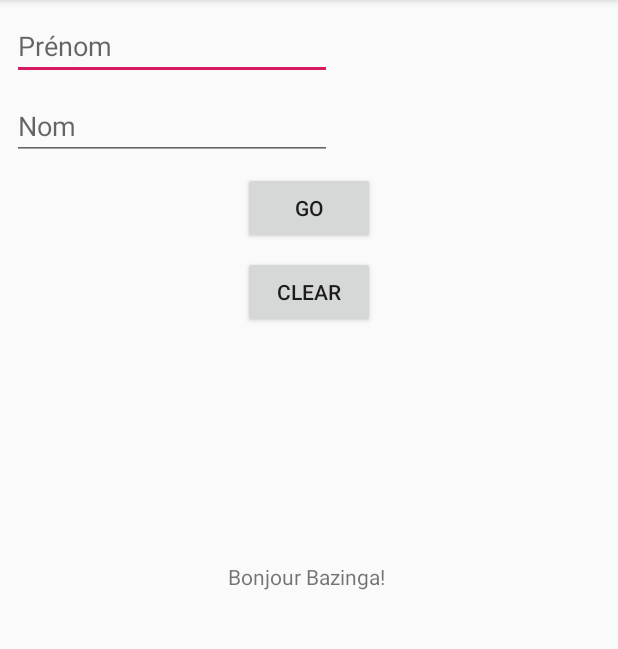
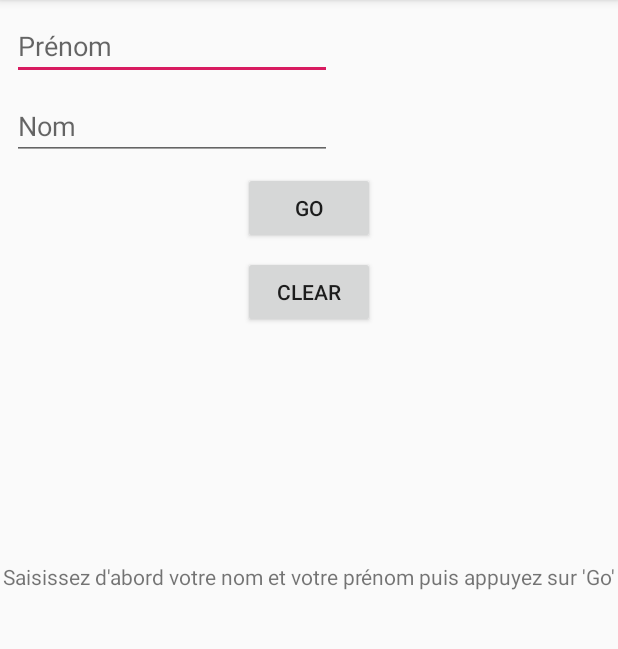
Before and after one commit to P-Giraffe/cours-android, an Android app: the screen it shows after launch (MainActivity), after a tap on "GO", on a phone screen of 412 x 824 dp, the part 84-733 px from its top. Run offline under Robolectric (Android 15) with nearby library versions, the phone set to English and light mode, and no system bars.

Commit message:
238_Controle_du_fil_dexecution__if

```diff
--- a/cours-standard/Partie_2_BlocNote_v2/DemoKotlin/app/src/main/java/fr/purplegiraffe/demokotlin/MainActivity.kt
+++ b/cours-standard/Partie_2_BlocNote_v2/DemoKotlin/app/src/main/java/fr/purplegiraffe/demokotlin/MainActivity.kt
@@ -6,7 +6,7 @@ import android.view.View
 import kotlinx.android.synthetic.main.activity_main.*
 
 class MainActivity : AppCompatActivity() {
-    var fullname = "John Doe"
+    var fullname = ""
 
     override fun onCreate(savedInstanceState: Bundle?) {
         super.onCreate(savedInstanceState)
@@ -16,18 +16,25 @@ class MainActivity : AppCompatActivity() {
     fun goButtonTouched(button:View) {
         val firstname = firstnameField.text
         val lastname = lastnameField.text
-        val champTextePrenom = firstnameField
-        champTextePrenom.append("Bazinga!")
-        fullname = "${firstname} ${lastname}"
+        if (firstname.length > 0 && lastname.length > 0) {
+            fullname = "${firstname} ${lastname}"
+        } else {
+            fullname = ""
+        }
         welcomeUser()
     }
 
     fun clearButtonTouched(button:View) {
+        fullname = ""
         welcomeUser()
     }
 
     fun welcomeUser() {
-        resultView.text = "Bonjour ${fullname}"
+        if (fullname.length > 0) {
+            resultView.text = "Bonjour ${fullname}"
+        } else {
+            resultView.text = "Saisissez d'abord votre nom et votre prénom puis appuyez sur 'Go'"
+        }
         firstnameField.setText("")
         lastnameField.setText("")
     }
```
